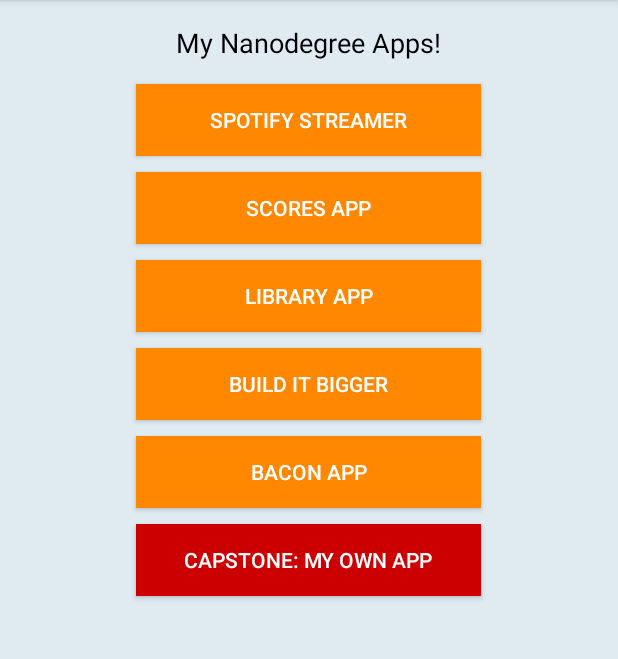
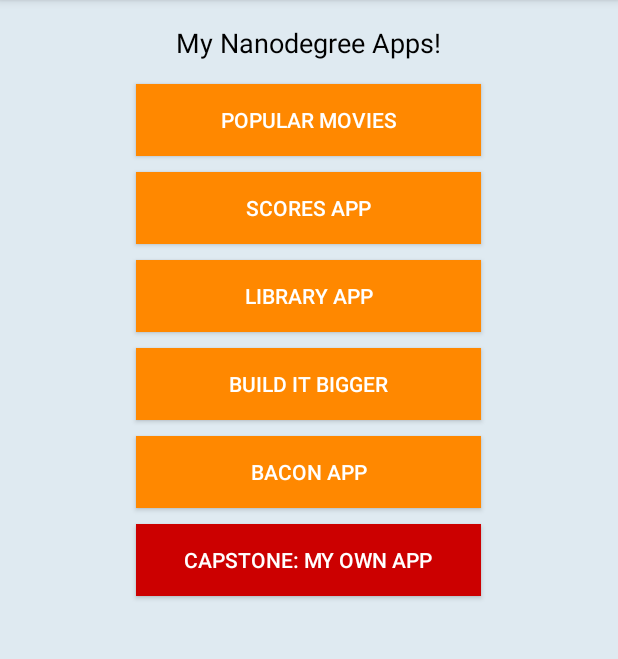
Before and after one commit to patelniketm/ProjectZero, an Android app: the screen it shows after launch (MainActivity), on a phone screen of 412 x 824 dp, the part 84-743 px from its top. Run offline under Robolectric (Android 15) with nearby library versions, the light colour scheme and no system bars.

Commit message:
Refactored Project Name to Movies

```diff
--- a/app/src/main/res/layout/activity_main.xml
+++ b/app/src/main/res/layout/activity_main.xml
@@ -28,7 +28,7 @@
         android:layout_centerHorizontal="true"
         android:focusableInTouchMode="false"
         android:onClick="onMovie"
-        android:text="@string/spotify_streamer" />
+        android:text="@string/popular_movies" />
 
     <Button
         android:id="@+id/btnScores"
--- a/app/src/main/res/values/strings.xml
+++ b/app/src/main/res/values/strings.xml
@@ -5,7 +5,7 @@
     <string name="action_settings">Settings</string>
 
     <!-- Dashboard -->
-    <string name="spotify_streamer">SPOTIFY STREAMER</string>
+    <string name="popular_movies">Popular Movies</string>
     <string name="scores_app">SCORES APP</string>
     <string name="library_app">LIBRARY APP</string>
     <string name="build_it_bigger">BUILD IT BIGGER</string>
```
